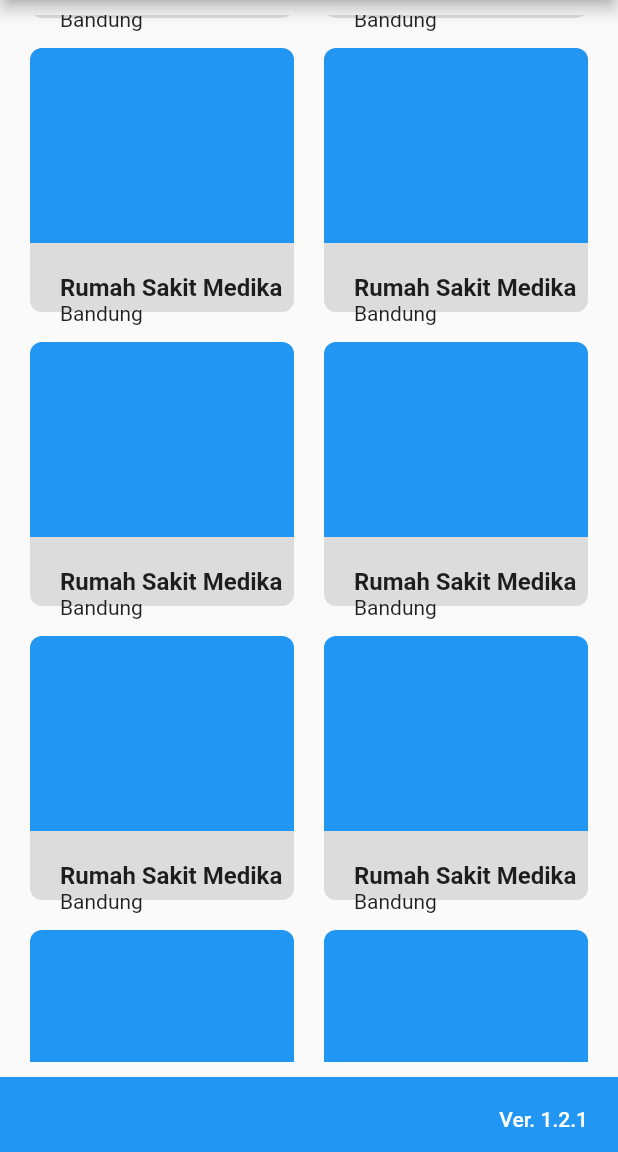
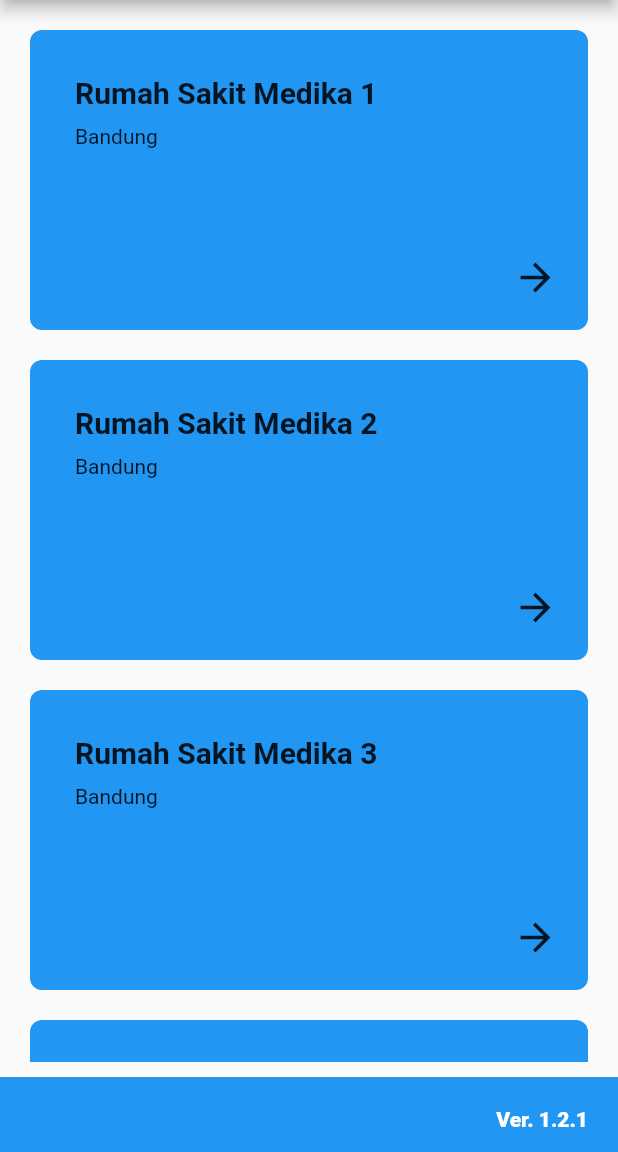
Before and after one commit to DerryIkhsan/teramedik-screening, a Flutter app: the screen it shows after launch, scrolled down 576 dp, after a tap on the "sort" icon, on a phone screen of 412 x 824 dp, the part 84-1236 px from its top. Run offline on Flutter 3.47's test engine with Material 2 defaults, Android fonts, the light colour scheme and no system bars; our stand-ins replace sizer.

Commit message:
update listview layour

```diff
--- a/lib/main.dart
+++ b/lib/main.dart
@@ -13,29 +13,29 @@ class TesPage extends StatefulWidget {
 }
 
 class _TesPageState extends State<TesPage> {
-  bool isList = true;
+  bool isGridView = true;
 
   List<Map<String, String>> data = [
-    {'nama': 'Rumah Sakit Medika', 'lokasi': 'Bandung'},
-    {'nama': 'Rumah Sakit Medika', 'lokasi': 'Bandung'},
-    {'nama': 'Rumah Sakit Medika', 'lokasi': 'Bandung'},
-    {'nama': 'Rumah Sakit Medika', 'lokasi': 'Bandung'},
-    {'nama': 'Rumah Sakit Medika', 'lokasi': 'Bandung'},
-    {'nama': 'Rumah Sakit Medika', 'lokasi': 'Bandung'},
-    {'nama': 'Rumah Sakit Medika', 'lokasi': 'Bandung'},
-    {'nama': 'Rumah Sakit Medika', 'lokasi': 'Bandung'},
-    {'nama': 'Rumah Sakit Medika', 'lokasi': 'Bandung'},
-    {'nama': 'Rumah Sakit Medika', 'lokasi': 'Bandung'},
-    {'nama': 'Rumah Sakit Medika', 'lokasi': 'Bandung'},
-    {'nama': 'Rumah Sakit Medika', 'lokasi': 'Bandung'},
-    {'nama': 'Rumah Sakit Medika', 'lokasi': 'Bandung'},
-    {'nama': 'Rumah Sakit Medika', 'lokasi': 'Bandung'},
-    {'nama': 'Rumah Sakit Medika', 'lokasi': 'Bandung'},
-    {'nama': 'Rumah Sakit Medika', 'lokasi': 'Bandung'},
-    {'nama': 'Rumah Sakit Medika', 'lokasi': 'Bandung'},
-    {'nama': 'Rumah Sakit Medika', 'lokasi': 'Bandung'},
-    {'nama': 'Rumah Sakit Medika', 'lokasi': 'Bandung'},
-    {'nama': 'Rumah Sakit Medika', 'lokasi': 'Bandung'},
+    {'nama': 'Rumah Sakit Medika 1', 'lokasi': 'Bandung'},
+    {'nama': 'Rumah Sakit Medika 2', 'lokasi': 'Bandung'},
+    {'nama': 'Rumah Sakit Medika 3', 'lokasi': 'Bandung'},
+    {'nama': 'Rumah Sakit Medika 4', 'lokasi': 'Bandung'},
+    {'nama': 'Rumah Sakit Medika 5', 'lokasi': 'Bandung'},
+    {'nama': 'Rumah Sakit Medika 6', 'lokasi': 'Bandung'},
+    {'nama': 'Rumah Sakit Medika 7', 'lokasi': 'Bandung'},
+    {'nama': 'Rumah Sakit Medika 8', 'lokasi': 'Bandung'},
+    {'nama': 'Rumah Sakit Medika 9', 'lokasi': 'Bandung'},
+    {'nama': 'Rumah Sakit Medika 10', 'lokasi': 'Bandung'},
+    {'nama': 'Rumah Sakit Medika 11', 'lokasi': 'Bandung'},
+    {'nama': 'Rumah Sakit Medika 12', 'lokasi': 'Bandung'},
+    {'nama': 'Rumah Sakit Medika 13', 'lokasi': 'Bandung'},
+    {'nama': 'Rumah Sakit Medika 14', 'lokasi': 'Bandung'},
+    {'nama': 'Rumah Sakit Medika 15', 'lokasi': 'Bandung'},
+    {'nama': 'Rumah Sakit Medika 16', 'lokasi': 'Bandung'},
+    {'nama': 'Rumah Sakit Medika 17', 'lokasi': 'Bandung'},
+    {'nama': 'Rumah Sakit Medika 18', 'lokasi': 'Bandung'},
+    {'nama': 'Rumah Sakit Medika 19', 'lokasi': 'Bandung'},
+    {'nama': 'Rumah Sakit Medika 20', 'lokasi': 'Bandung'},
   ];
 
   @override
@@ -47,7 +47,7 @@ class _TesPageState extends State<TesPage> {
           centerTitle: true,
           actions: [
             GestureDetector(
-              child: isList
+              child: isGridView
                   ? Icon(
                       Icons.sort,
                       size: 30,
@@ -57,7 +57,7 @@ class _TesPageState extends State<TesPage> {
                       size: 30,
                     ),
               onTap: () {
-                isList = !isList;
+                isGridView = !isGridView;
                 setState(() {});
               },
             ),
@@ -66,7 +66,97 @@ class _TesPageState extends State<TesPage> {
         ),
         body: Column(
           children: [
-            Expanded(
+            SizedBox(height: 10,),
+            isGridView ? GridViewRS(data: data) : ListViewRS(data: data),
+            Container(
+              padding: EdgeInsets.only(top: 20, right: 20),
+              margin: EdgeInsets.only(top: 10),
+              width: double.infinity,
+              height: 50,
+              color: Colors.blue,
+              child: Text(
+                'Ver. 1.2.1',
+                style: TextStyle(
+                  fontWeight: FontWeight.w800,
+                  color: Colors.white,
+                ),
+                textAlign: TextAlign.right,
+              ),
+            ),
+          ],
+        ),
+      ),
+    );
+  }
+}
+
+class ListViewRS extends StatelessWidget {
+  const ListViewRS({
+    Key? key,
+    required this.data,
+  }) : super(key: key);
+
+  final List<Map<String, String>> data;
+
+  @override
+  Widget build(BuildContext context) {
+    return Expanded(
+      child: ListView(
+        scrollDirection: Axis.vertical,
+        shrinkWrap: true,
+        children: data
+            .map((e) => Container(
+                  height: 200,
+                  margin: EdgeInsets.symmetric(horizontal: 20, vertical: 10),
+                  padding: EdgeInsets.only(left: 30, top: 30),
+                  decoration: BoxDecoration(
+                    color: Colors.blue,
+                    borderRadius: BorderRadius.circular(8),
+                  ),
+                  child: Stack(
+                    children: [
+                      Column(
+                        crossAxisAlignment: CrossAxisAlignment.start,
+                        children: [
+                          Text(
+                            '${e['nama']}',
+                            style: TextStyle(
+                              fontSize: 20,
+                              fontWeight: FontWeight.w700,
+                            ),
+                          ),
+                          SizedBox(
+                            height: 10,
+                          ),
+                          Text('${e['lokasi']}'),
+                        ],
+                      ),
+
+                      Positioned(
+                        bottom: 20,
+                        right: 20,
+                        child: Icon(Icons.arrow_forward, size: 30),
+                      ),
+                    ],
+                  ),
+                ))
+            .toList(),
+      ),
+    );
+  }
+}
+
+class GridViewRS extends StatelessWidget {
+  const GridViewRS({
+    Key? key,
+    required this.data,
+  }) : super(key: key);
+
+  final List<Map<String, String>> data;
+
+  @override
+  Widget build(BuildContext context) {
+    return Expanded(
       child: Container(
         margin: EdgeInsets.all(10),
         child: GridView.count(
@@ -94,13 +184,15 @@ class _TesPageState extends State<TesPage> {
                           width: double.infinity,
                           margin: EdgeInsets.only(top: 20, left: 20),
                           child: Column(
-                                    crossAxisAlignment:
-                                        CrossAxisAlignment.start,
+                            crossAxisAlignment: CrossAxisAlignment.start,
                             children: [
-                                      Text('${e['nama']}', style: TextStyle(
+                              Text(
+                                '${e['nama']}',
+                                style: TextStyle(
                                   fontSize: 16,
                                   fontWeight: FontWeight.w600,
-                                      ),),
+                                ),
+                              ),
                               Text('${e['lokasi']}'),
                             ],
                           ),
@@ -111,32 +203,13 @@ class _TesPageState extends State<TesPage> {
               .toList(),
         ),
       ),
-            ),
-            Container(
-              padding: EdgeInsets.only(top: 20, right: 20),
-              width: double.infinity,
-              height: 50,
-              color: Colors.blue,
-              child: Text(
-                'Ver. 1.2.1',
-                style: TextStyle(
-                  fontWeight: FontWeight.w500,
-                  color: Colors.white,
-                ),
-                textAlign: TextAlign.right,
-              ),
-            )
-          ],
-        ),
-      ),
     );
   }
 }
 
 class MyApp extends StatelessWidget {
-  const MyApp({super.key});
+  MyApp({super.key});
 
-  // This widget is the root of your application.
   @override
   Widget build(BuildContext context) {
     return Sizer(builder: (context, orientation, deviceType) {
@@ -147,88 +220,3 @@ class MyApp extends StatelessWidget {
     });
   }
 }
-
-class MyHomePage extends StatefulWidget {
-  const MyHomePage({super.key, required this.title});
-
-  // This widget is the home page of your application. It is stateful, meaning
-  // that it has a State object (defined below) that contains fields that affect
-  // how it looks.
-
-  // This class is the configuration for the state. It holds the values (in this
-  // case the title) provided by the parent (in this case the App widget) and
-  // used by the build method of the State. Fields in a Widget subclass are
-  // always marked "final".
-
-  final String title;
-
-  @override
-  State<MyHomePage> createState() => _MyHomePageState();
-}
-
-class _MyHomePageState extends State<MyHomePage> {
-  int _counter = 0;
-
-  void _incrementCounter() {
-    setState(() {
-      // This call to setState tells the Flutter framework that something has
-      // changed in this State, which causes it to rerun the build method below
-      // so that the display can reflect the updated values. If we changed
-      // _counter without calling setState(), then the build method would not be
-      // called again, and so nothing would appear to happen.
-      _counter++;
-    });
-  }
-
-  @override
-  Widget build(BuildContext context) {
-    // This method is rerun every time setState is called, for instance as done
-    // by the _incrementCounter method above.
-    //
-    // The Flutter framework has been optimized to make rerunning build methods
-    // fast, so that you can just rebuild anything that needs updating rather
-    // than having to individually change instances of widgets.
-    return Scaffold(
-      appBar: AppBar(
-        // Here we take the value from the MyHomePage object that was created by
-        // the App.build method, and use it to set our appbar title.
-        title: Text(widget.title),
-      ),
-      body: Center(
-        // Center is a layout widget. It takes a single child and positions it
-        // in the middle of the parent.
-        child: Column(
-          // Column is also a layout widget. It takes a list of children and
-          // arranges them vertically. By default, it sizes itself to fit its
-          // children horizontally, and tries to be as tall as its parent.
-          //
-          // Invoke "debug painting" (press "p" in the console, choose the
-          // "Toggle Debug Paint" action from the Flutter Inspector in Android
-          // Studio, or the "Toggle Debug Paint" command in Visual Studio Code)
-          // to see the wireframe for each widget.
-          //
-          // Column has various properties to control how it sizes itself and
-          // how it positions its children. Here we use mainAxisAlignment to
-          // center the children vertically; the main axis here is the vertical
-          // axis because Columns are vertical (the cross axis would be
-          // horizontal).
-          mainAxisAlignment: MainAxisAlignment.center,
-          children: <Widget>[
-            const Text(
-              'You have pushed the button this many times:',
-            ),
-            Text(
-              '$_counter',
-              style: Theme.of(context).textTheme.headline4,
-            ),
-          ],
-        ),
-      ),
-      floatingActionButton: FloatingActionButton(
-        onPressed: _incrementCounter,
-        tooltip: 'Increment',
-        child: const Icon(Icons.add),
-      ), // This trailing comma makes auto-formatting nicer for build methods.
-    );
-  }
-}
```
Lines whose indentation alone changed are shown as unchanged.
